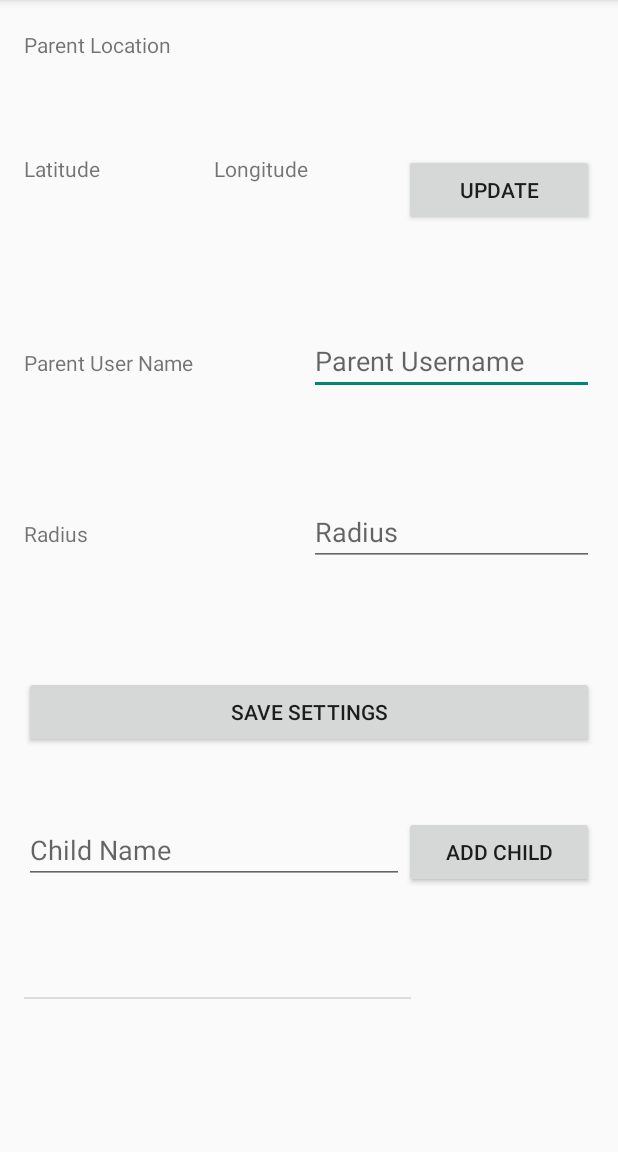
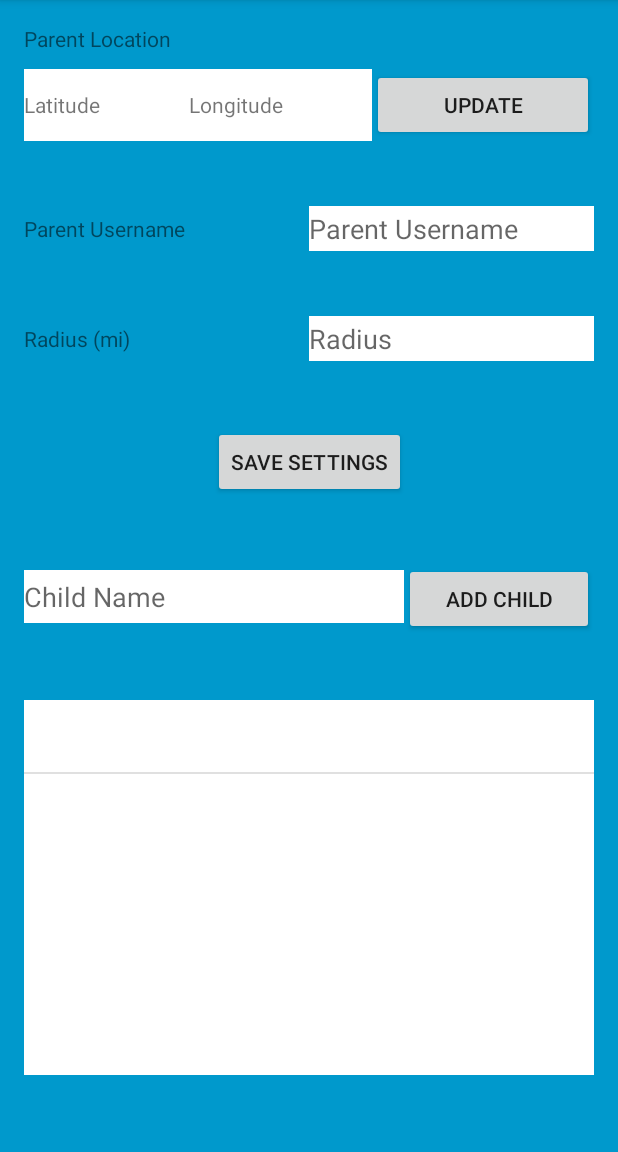
Before and after one commit to jz-peter/DigitalLeashParent, an Android app: the screen it shows after launch (MainActivity), after a tap on "ADD CHILD", on a phone screen of 412 x 824 dp, the part 84-1236 px from its top. Run offline under Robolectric (Android 15) with nearby library versions, the phone set to English and light mode, and no system bars.

Commit message:
update UI

```diff
--- a/app/src/main/java/io/turntotech/android/digitalleashparent/ActivityGreen.java
+++ b/app/src/main/java/io/turntotech/android/digitalleashparent/ActivityGreen.java
@@ -12,7 +12,7 @@ public class ActivityGreen extends AppCompatActivity {
         setContentView(R.layout.activity_green);
     }
 
-    public void onClose(View view) {
+    public void onBack(View view) {
 
         finish();
     }
--- a/app/src/main/java/io/turntotech/android/digitalleashparent/ActivityRed.java
+++ b/app/src/main/java/io/turntotech/android/digitalleashparent/ActivityRed.java
@@ -12,7 +12,7 @@ public class ActivityRed extends AppCompatActivity {
         setContentView(R.layout.activity_red);
     }
 
-    public void onClose(View view) {
+    public void onBack(View view) {
 
         finish();
     }
--- a/app/src/main/java/io/turntotech/android/digitalleashparent/MainActivity.java
+++ b/app/src/main/java/io/turntotech/android/digitalleashparent/MainActivity.java
@@ -1,6 +1,7 @@
 package io.turntotech.android.digitalleashparent;
 
 import android.Manifest;
+import android.content.Context;
 import android.content.Intent;
 import android.content.SharedPreferences;
 import android.content.pm.PackageManager;
@@ -9,6 +10,8 @@ import android.os.AsyncTask;
 import android.support.v4.app.ActivityCompat;
 import android.support.v7.app.AppCompatActivity;
 import android.os.Bundle;
+import android.view.inputmethod.EditorInfo;
+import android.view.inputmethod.InputMethodManager;
 import android.widget.AdapterView;
 import android.widget.ArrayAdapter;
 import android.widget.Button;
@@ -33,7 +36,6 @@ import java.util.HashSet;
 import java.util.List;
 import java.util.Set;
 import java.net.URL;
-
 
 
 public class MainActivity extends AppCompatActivity {
@@ -63,9 +65,7 @@ public class MainActivity extends AppCompatActivity {
     EditText editTextAddChild;
     Button btnAdd;
 
-
     List<String> childrenUserNames;
-
     ArrayAdapter arrayAdapter;
 
     double distanceInMiles;
@@ -77,25 +77,22 @@ public class MainActivity extends AppCompatActivity {
 
         setup();
         readFromSharedPref();
-
+        updateLastLocation();
     }
 
     private void readFromSharedPref() {
 
         sharedPrefs = getSharedPreferences("parentInfo", MODE_PRIVATE);
 
-
         String parentUsername = sharedPrefs.getString("Parent Username", "");
         String parentRadius = sharedPrefs.getString("Radius", "");
         Set<String> children = sharedPrefs.getStringSet("Child Username", new HashSet<String>());
-
 
         editTextParentUserName.setText(parentUsername);
         editTextRadius.setText(parentRadius);
 
         childrenUserNames.addAll(children);
         arrayAdapter.notifyDataSetChanged();
-
     }
 
     private void setup() {
@@ -127,8 +124,9 @@ public class MainActivity extends AppCompatActivity {
 
                 childrenUserNames.remove(position);
                 arrayAdapter.notifyDataSetChanged();
+                Toast.makeText(getBaseContext(), "Child Removed", Toast.LENGTH_LONG).show();
+
                 return true;
-
 
             }
         });
@@ -144,28 +142,22 @@ public class MainActivity extends AppCompatActivity {
                 String child_username = childrenUserNames.get(position);
 
                 getServerData.execute(child_username);
-
-
             }
-
         });
     }
 
 
     //Get current location
     public void updateLastLocation() {
-
         mFusedLocationClient = LocationServices.getFusedLocationProviderClient(this);
 
         if (ActivityCompat.checkSelfPermission(this, Manifest.permission.ACCESS_FINE_LOCATION) != PackageManager.PERMISSION_GRANTED && ActivityCompat.checkSelfPermission(this, Manifest.permission.ACCESS_COARSE_LOCATION) != PackageManager.PERMISSION_GRANTED) {
             Toast.makeText(this, "Need Location Permission", Toast.LENGTH_LONG)
                     .show();
             return;
-
         }
 
         mFusedLocationClient.getLastLocation()
-
                 .addOnSuccessListener(this, new OnSuccessListener<Location>() {
                     @Override
                     public void onSuccess(Location location) {
@@ -179,23 +171,16 @@ public class MainActivity extends AppCompatActivity {
 
                             txtViewParentLat.setText(Double.toString(location.getLatitude()));
                             txtViewParentLong.setText(Double.toString(location.getLongitude()));
-
                         }
                     }
-
                 });
-
     }
-
 
     //"Update" button click
     public void onUpdate(View view) {
-
+        Toast.makeText(this, "Your Current Location", Toast.LENGTH_LONG).show();
         updateLastLocation();
-
-        Toast.makeText(this, "Your Current Location", Toast.LENGTH_LONG).show();
     }
-
 
     //"Save" button click
     public void onSave(View view) {
@@ -214,37 +199,33 @@ public class MainActivity extends AppCompatActivity {
             children.add(childName);
         }
 
-
         editor.putStringSet("Child Username", children);
-
         editor.commit();
 
-
-        Toast.makeText(this, "Settings Saved", Toast.LENGTH_LONG).show();
-
+        //hide keyboard
+        hideKeyboard(getBaseContext(), view);
+        Toast.makeText(this, "Saved", Toast.LENGTH_LONG).show();
     }
-
 
     //"Add Child" button click
     public void onAdd(View view) {
 
         //add elements to List
         childrenUserNames.add(editTextAddChild.getText().toString());
-
-
         arrayAdapter.notifyDataSetChanged();
 
         Toast.makeText(this, "Child Added", Toast.LENGTH_LONG).show();
+        editTextAddChild.setText("");
 
+        //hide keyboard
+        hideKeyboard(getBaseContext(), view);
     }
 
 
     //Get JSON data from server
     public void getJsonData(String child_username) throws IOException, JSONException {
 
-
         String parent_username = "" + editTextParentUserName.getText();
-
         String urlString = "https://turntotech.firebaseio.com/digitalleash/users/" + parent_username + "/" + child_username + ".json";
         URL url = new URL(urlString);
         HttpURLConnection conn = (HttpURLConnection) url.openConnection();
@@ -258,24 +239,20 @@ public class MainActivity extends AppCompatActivity {
         System.out.println("\nSending 'GET' request to URL : " + url);
         System.out.println("Response Code : " + responseCode);
 
-        BufferedReader buffered = new BufferedReader(
-                new InputStreamReader(conn.getInputStream()));
+        BufferedReader buffered = new BufferedReader(new InputStreamReader(conn.getInputStream()));
         String output;
         StringBuffer response = new StringBuffer();
 
         while ((output = buffered.readLine()) != null) {
             response.append(output);
         }
-
         conn.disconnect();
 
         //print result
         System.out.println(response.toString());
 
-
         parseAndPrintJson(response.toString());
     }
-
 
     //Parse and print JSON data
     public void parseAndPrintJson(String response) throws JSONException {
@@ -285,19 +262,15 @@ public class MainActivity extends AppCompatActivity {
 
         StringBuilder stringBuild = new StringBuilder();
 
-
         double latitude = jsonObject.getDouble("latitude");
         double longitude = jsonObject.getDouble("longitude");
         double timestamp = jsonObject.getDouble("timestamp");
-
 
         stringBuild.append("\nlatitude: " + latitude);
         stringBuild.append("  longitude: " + longitude);
         stringBuild.append(" timestamp: " + timestamp);
 
-
         System.out.println(latitude + longitude + timestamp);
-
 
         //Parent Latitude and Longitude text to string
         String parLat = txtViewParentLat.getText().toString();
@@ -306,7 +279,6 @@ public class MainActivity extends AppCompatActivity {
         //Parent Latitude and Longitude String to double
         double parentLat = Double.parseDouble(parLat);
         double parentLong = Double.parseDouble(parLong);
-
 
         //Child to parent distance
         Location myLocation = new Location("");
@@ -320,29 +292,8 @@ public class MainActivity extends AppCompatActivity {
         double distanceInMeters = targetLocation.distanceTo(myLocation);
         distanceInMiles = distanceInMeters * 0.000621;
 
-
         System.out.println(distanceInMiles);
-
-  //          return true;
-
-            //create pop up
-            //Toast.makeText(this.getBaseContext(), stringBuild.toString(), Toast.LENGTH_LONG).show();
-
-//        } catch (JSONException e) {
-//            //Log.e(tag,e.getMessage());
-//
-//            this.runOnUiThread(new Runnable() {
-//                public void run() {
-//                    Toast.makeText(MainActivity.this.getBaseContext(), "Error in parsing", Toast.LENGTH_LONG).show();
-//                }
-//            });
-//
-//
-//            return false;
-//
-//        }
     }
-
 
     //Check if child is within radius of parent then display correct activity screen
     public void childParentRange(double distanceInMiles) {
@@ -351,54 +302,48 @@ public class MainActivity extends AppCompatActivity {
         double range = Double.parseDouble(rad);
 
         if (distanceInMiles <= range) {
-
             Intent withinRange = new Intent(MainActivity.this, ActivityGreen.class);
             startActivity(withinRange);
 
         } else {
-
             Intent outOfRange = new Intent(MainActivity.this, ActivityRed.class);
             startActivity(outOfRange);
         }
     }
 
+    public static void hideKeyboard(Context context, View view){
+        InputMethodManager imm = (InputMethodManager)context.getSystemService(Context.INPUT_METHOD_SERVICE);
+        imm.hideSoftInputFromWindow(view.getWindowToken(), 0);
+    }
+
+
     public class GetServerData extends AsyncTask<String, String, Boolean> {
 
-
         protected void onPreExecute() {
-
         }
 
         @Override
         protected Boolean doInBackground(String... child_username) {
 
             try {
-
                 getJsonData(child_username[0]);
-
                 return true;
 
             } catch (Exception e) {
                 e.printStackTrace();
-
                 return false;
             }
-
-
         }
 
         @Override
         protected void onPostExecute(Boolean result) {
 
             // do something UI
-                if(result){
+            if (result) {
                 childParentRange(distanceInMiles);
-                }
-                else {
+            } else {
                 Toast.makeText(MainActivity.this.getBaseContext(), "Error in parsing", Toast.LENGTH_LONG).show();
-                }
-
-
             }
         }
     }
+}
--- a/app/src/main/res/layout/activity_green.xml
+++ b/app/src/main/res/layout/activity_green.xml
@@ -4,27 +4,26 @@
     xmlns:tools="http://schemas.android.com/tools"
     android:layout_width="match_parent"
     android:layout_height="match_parent"
+    android:background="@android:color/black"
     tools:context=".ActivityGreen">
 
     <ImageView
         android:id="@+id/imgViewGreen"
         android:layout_width="match_parent"
         android:layout_height="match_parent"
-        app:layout_constraintBottom_toBottomOf="parent"
+        app:layout_constraintBottom_toTopOf="@id/btnGreenActClose"
         app:layout_constraintEnd_toEndOf="parent"
-        app:layout_constraintHorizontal_bias="0.0"
         app:layout_constraintStart_toStartOf="parent"
         app:layout_constraintTop_toTopOf="parent"
-        app:layout_constraintVertical_bias="0.0"
-        app:srcCompat="@android:color/holo_green_light" />
+        app:srcCompat="@drawable/green_ok" />
 
     <Button
         android:id="@+id/btnGreenActClose"
-        android:layout_width="match_parent"
+        android:layout_width="wrap_content"
         android:layout_height="wrap_content"
         android:layout_marginBottom="60dp"
-        android:onClick="onClose"
-        android:text="@string/btnGreenActClose"
+        android:onClick="onBack"
+        android:text="@string/btnGreenActBack"
         app:layout_constraintBottom_toBottomOf="parent"
         app:layout_constraintEnd_toEndOf="parent"
         app:layout_constraintHorizontal_bias="0.5"
--- a/app/src/main/res/layout/activity_main.xml
+++ b/app/src/main/res/layout/activity_main.xml
@@ -4,22 +4,22 @@
     xmlns:tools="http://schemas.android.com/tools"
     android:layout_width="match_parent"
     android:layout_height="match_parent"
+    android:background="@android:color/holo_blue_dark"
     tools:context=".MainActivity">
 
 
     <TextView
         android:id="@+id/txtViewParentLoc"
-        android:layout_width="148dp"
-        android:layout_height="41dp"
+        android:layout_width="match_parent"
+        android:layout_height="30dp"
         android:layout_marginStart="16dp"
-        android:layout_marginTop="20dp"
+        android:layout_marginEnd="16dp"
+        android:layout_marginTop="16dp"
+        android:background="@android:color/transparent"
         android:text="@string/txtViewParentLoc"
-        app:layout_constraintBottom_toTopOf="@+id/linearLayout"
         app:layout_constraintEnd_toEndOf="parent"
-        app:layout_constraintHorizontal_bias="0.0"
         app:layout_constraintStart_toStartOf="parent"
-        app:layout_constraintTop_toTopOf="parent"
-        app:layout_constraintVertical_chainStyle="spread_inside" />
+        app:layout_constraintTop_toTopOf="parent" />
 
 
     <LinearLayout
@@ -28,36 +28,34 @@
         android:layout_height="wrap_content"
         android:layout_marginStart="16dp"
         android:layout_marginEnd="16dp"
-        android:layout_marginBottom="1dp"
         android:orientation="horizontal"
-        app:layout_constraintBottom_toTopOf="@+id/linearLayout3"
         app:layout_constraintEnd_toEndOf="parent"
         app:layout_constraintStart_toStartOf="parent"
         app:layout_constraintTop_toBottomOf="@+id/txtViewParentLoc">
 
         <TextView
             android:id="@+id/txtViewParentLat"
-            android:layout_width="match_parent"
+            android:layout_width="wrap_content"
             android:layout_height="match_parent"
             android:layout_weight="1"
-            android:ems="10"
-            android:inputType="textPersonName"
+            android:gravity="center_vertical"
+            android:background="@android:color/white"
             android:text="@string/txtViewParentLat" />
 
 
         <TextView
             android:id="@+id/txtViewParentLong"
-            android:layout_width="match_parent"
+            android:layout_width="wrap_content"
             android:layout_height="match_parent"
             android:layout_weight="1"
-            android:ems="10"
-            android:inputType="textPersonName"
+            android:gravity="center_vertical"
+            android:background="@android:color/white"
             android:text="@string/txtViewParentLong" />
 
 
         <Button
             android:id="@+id/btnUpdate"
-            android:layout_width="match_parent"
+            android:layout_width="wrap_content"
             android:layout_height="wrap_content"
             android:layout_weight="1"
             android:onClick="onUpdate"
@@ -70,9 +68,7 @@
         android:layout_width="match_parent"
         android:layout_height="wrap_content"
         android:layout_marginStart="16dp"
-        android:layout_marginTop="24dp"
         android:layout_marginEnd="16dp"
-        android:layout_marginBottom="14dp"
         android:orientation="horizontal"
         app:layout_constraintBottom_toTopOf="@+id/linearLayout2"
         app:layout_constraintEnd_toEndOf="parent"
@@ -83,15 +79,18 @@
         <TextView
             android:id="@+id/txtViewParentUserName"
             android:layout_width="match_parent"
-            android:layout_height="wrap_content"
+            android:layout_height="match_parent"
             android:layout_weight="1"
+            android:background="@android:color/transparent"
+            android:gravity="center_vertical"
             android:text="@string/txtViewParentUserName" />
 
         <EditText
             android:id="@+id/editTextParentUserName"
             android:layout_width="match_parent"
-            android:layout_height="wrap_content"
+            android:layout_height="30dp"
             android:layout_weight="1"
+            android:background="@android:color/white"
             android:ems="10"
             android:hint="@string/editTextParentUserName"
             android:inputType="textPersonName" />
@@ -104,9 +103,7 @@
         android:layout_width="match_parent"
         android:layout_height="wrap_content"
         android:layout_marginStart="16dp"
-        android:layout_marginTop="13dp"
         android:layout_marginEnd="16dp"
-        android:layout_marginBottom="24dp"
         android:orientation="horizontal"
         app:layout_constraintBottom_toTopOf="@+id/btnSave"
         app:layout_constraintEnd_toEndOf="parent"
@@ -116,15 +113,18 @@
         <TextView
             android:id="@+id/txtViewRadius"
             android:layout_width="match_parent"
-            android:layout_height="wrap_content"
+            android:layout_height="match_parent"
             android:layout_weight="1"
+            android:gravity="center_vertical"
+            android:background="@android:color/transparent"
             android:text="@string/txtViewRadius" />
 
         <EditText
             android:id="@+id/editTextRadius"
             android:layout_width="match_parent"
-            android:layout_height="wrap_content"
+            android:layout_height="30dp"
             android:layout_weight="1"
+            android:background="@android:color/white"
             android:ems="10"
             android:hint="@string/editTextRadius"
             android:inputType="textPersonName" />
@@ -134,15 +134,11 @@
 
     <Button
         android:id="@+id/btnSave"
-        android:layout_width="match_parent"
+        android:layout_width="wrap_content"
         android:layout_height="wrap_content"
-        android:layout_marginStart="16dp"
-        android:layout_marginTop="8dp"
-        android:layout_marginEnd="16dp"
-        android:layout_marginBottom="269dp"
         android:onClick="onSave"
         android:text="@string/btnSave"
-        app:layout_constraintBottom_toBottomOf="parent"
+        app:layout_constraintBottom_toTopOf="@id/linearLayout4"
         app:layout_constraintEnd_toEndOf="parent"
         app:layout_constraintStart_toStartOf="parent"
         app:layout_constraintTop_toBottomOf="@+id/linearLayout2" />
@@ -152,11 +148,9 @@
         android:layout_width="match_parent"
         android:layout_height="wrap_content"
         android:layout_marginStart="16dp"
-        android:layout_marginTop="8dp"
         android:layout_marginEnd="16dp"
-        android:layout_marginBottom="8dp"
         android:orientation="horizontal"
-        app:layout_constraintBottom_toBottomOf="parent"
+        app:layout_constraintBottom_toTopOf="@id/listViewChild"
         app:layout_constraintEnd_toEndOf="parent"
         app:layout_constraintHorizontal_bias="1.0"
         app:layout_constraintStart_toStartOf="parent"
@@ -166,43 +160,36 @@
 
         <EditText
             android:id="@+id/editTextAddChild"
+            android:background="@android:color/white"
             android:layout_width="match_parent"
-            android:layout_height="wrap_content"
-            android:layout_marginTop="30dp"
+            android:layout_height="35dp"
             android:layout_weight="1"
             android:ems="10"
             android:hint="@string/editTextAddChild"
-            android:inputType="textPersonName"
-            tools:layout_editor_absoluteX="16dp"
-            tools:layout_editor_absoluteY="264dp" />
+            android:inputType="textPersonName" />
 
         <Button
             android:id="@+id/btnAdd"
             android:layout_width="match_parent"
             android:layout_height="wrap_content"
-            android:layout_marginTop="30dp"
             android:layout_weight="2"
             android:onClick="onAdd"
-            android:text="@string/btnAdd"
-            tools:layout_editor_absoluteX="238dp"
-            tools:layout_editor_absoluteY="264dp" />
+            android:text="@string/btnAdd" />
 
     </LinearLayout>
 
     <ListView
         android:id="@+id/listViewChild"
-        android:layout_width="258dp"
-        android:layout_height="122dp"
+        android:background="@android:color/white"
+        android:layout_width="match_parent"
+        android:layout_height="250dp"
         android:layout_marginStart="16dp"
-        android:layout_marginTop="8dp"
         android:layout_marginEnd="16dp"
         android:layout_marginBottom="8dp"
         app:layout_constraintBottom_toBottomOf="parent"
         app:layout_constraintEnd_toEndOf="parent"
-        app:layout_constraintHorizontal_bias="0.0"
         app:layout_constraintStart_toStartOf="parent"
-        app:layout_constraintTop_toBottomOf="@+id/linearLayout4"
-        app:layout_constraintVertical_bias="0.432" />
+        app:layout_constraintTop_toBottomOf="@+id/linearLayout4" />
 
 
 </android.support.constraint.ConstraintLayout>
--- a/app/src/main/res/layout/activity_red.xml
+++ b/app/src/main/res/layout/activity_red.xml
@@ -4,6 +4,7 @@
     xmlns:tools="http://schemas.android.com/tools"
     android:layout_width="match_parent"
     android:layout_height="match_parent"
+    android:background="@android:color/black"
     tools:context=".ActivityRed">
 
     <ImageView
@@ -16,16 +17,15 @@
         app:layout_constraintStart_toStartOf="parent"
         app:layout_constraintTop_toTopOf="parent"
         app:layout_constraintVertical_bias="1.0"
-        app:srcCompat="@android:color/holo_red_dark" />
+        app:srcCompat="@drawable/red_running" />
 
     <Button
         android:id="@+id/btnRedActClose"
-        android:layout_width="match_parent"
+        android:layout_width="wrap_content"
         android:layout_height="wrap_content"
-        android:layout_marginEnd="4dp"
         android:layout_marginBottom="60dp"
-        android:onClick="onClose"
-        android:text="@string/btnRedActClose"
+        android:onClick="onBack"
+        android:text="@string/btnRedActBack"
         app:layout_constraintBottom_toBottomOf="parent"
         app:layout_constraintEnd_toEndOf="parent"
         app:layout_constraintHorizontal_bias="0.5"
--- a/app/src/main/res/values/strings.xml
+++ b/app/src/main/res/values/strings.xml
@@ -2,8 +2,8 @@
     <string name="app_name">DigitalLeashParent</string>
     <string name="btnUpdate">Update</string>
     <string name="txtViewParentLoc">Parent Location</string>
-    <string name="txtViewParentUserName">Parent User Name</string>
-    <string name="txtViewRadius">Radius</string>
+    <string name="txtViewParentUserName">Parent Username</string>
+    <string name="txtViewRadius">Radius (mi)</string>
     <string name="btnSave">Save Settings</string>
     <string name="btnAdd">Add Child</string>
     <string name="txtViewChildren"></string>
@@ -12,7 +12,7 @@
     <string name="editTextParentUserName">Parent Username</string>
     <string name="editTextRadius">Radius</string>
     <string name="editTextAddChild">Child Name</string>
-    <string name="btnRedActClose">Close</string>
-    <string name="btnGreenActClose">Close</string>
+    <string name="btnRedActBack">Back</string>
+    <string name="btnGreenActBack">Back</string>
 
 </resources>
--- a/build.gradle
+++ b/build.gradle
@@ -7,7 +7,7 @@ buildscript {
         jcenter()
     }
     dependencies {
-        classpath 'com.android.tools.build:gradle:3.3.2'
+        classpath 'com.android.tools.build:gradle:3.4.2'
 
 
         // NOTE: Do not place your application dependencies here; they belong
```
Also changed, not shown: app/src/main/res/drawable/green_ok.jpg (added), app/src/main/res/drawable/red_running.png (added), gradle/wrapper/gradle-wrapper.properties. Lines whose indentation alone changed are shown as unchanged.
